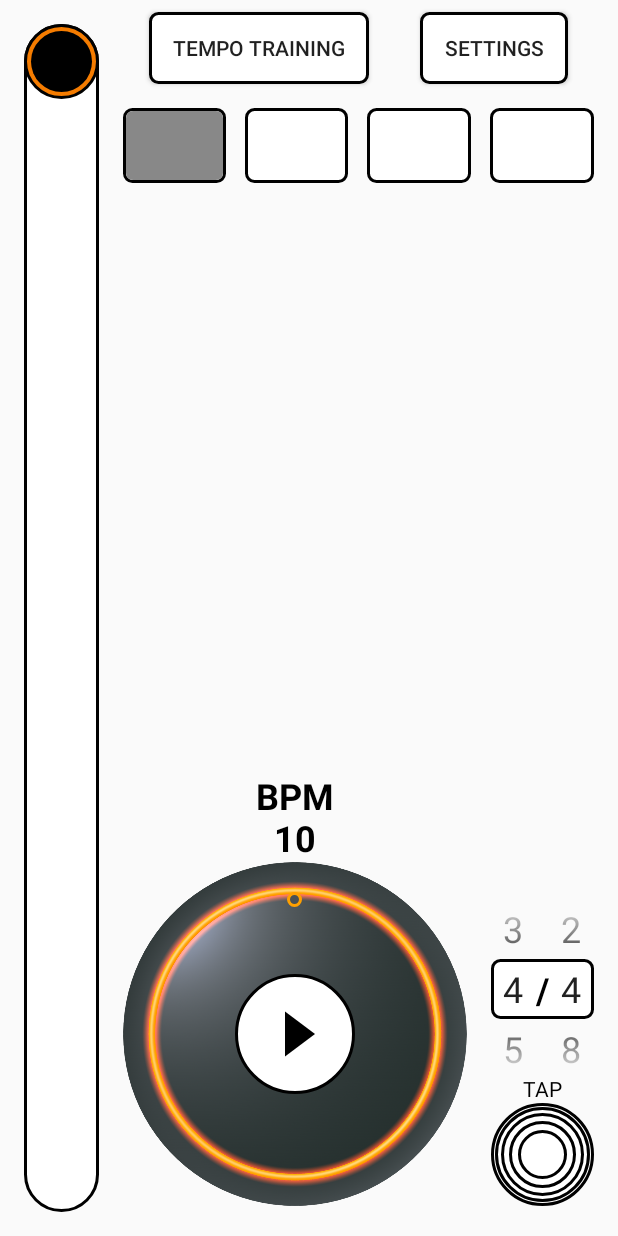
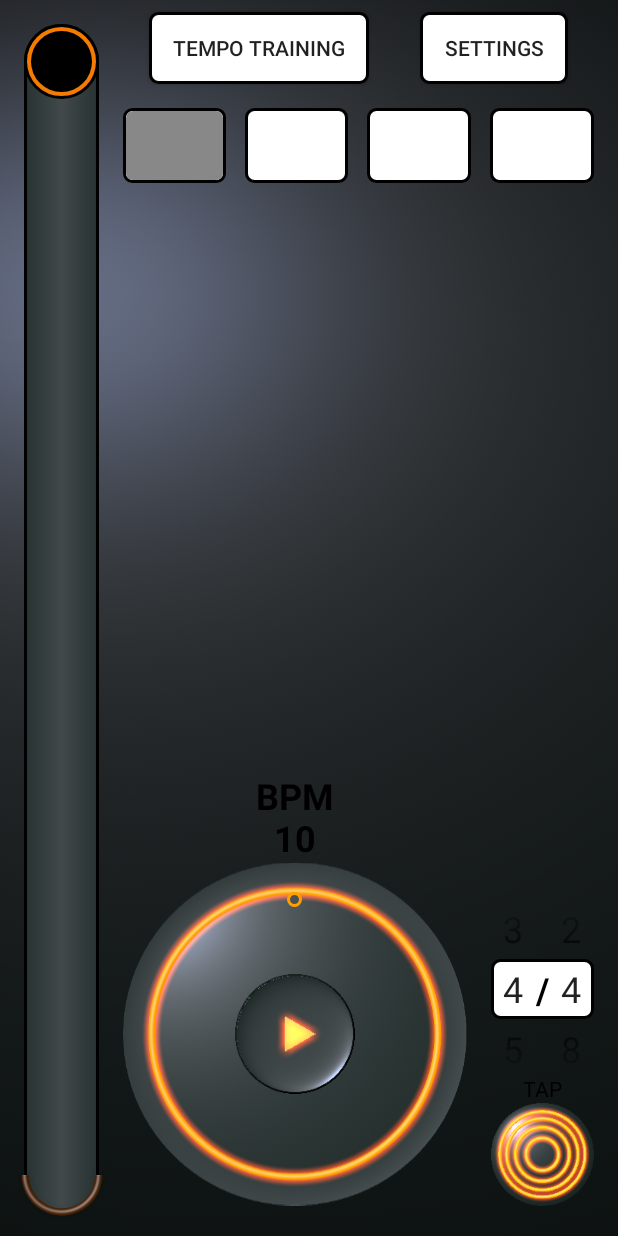
Before and after one commit to RusseLL-One/Metroman, an Android app: the screen it shows after launch (MainActivity), on a phone screen of 412 x 824 dp. Run offline under Robolectric (Android 15) with nearby library versions, the phone set to English and light mode, and no system bars; our stand-ins replace RxJava; 1 statement that could not run was skipped.

Commit message:
Some textures have been added

```diff
--- a/app/build.gradle
+++ b/app/build.gradle
@@ -37,6 +37,7 @@ dependencies {
     implementation 'com.github.piasy:AudioProcessor:1.5.3'
     implementation 'io.reactivex.rxjava2:rxandroid:2.1.0'
     implementation 'android.arch.lifecycle:extensions:1.1.1'
+    implementation 'com.github.bumptech.glide:glide:4.6.1'
     testImplementation 'junit:junit:4.12'
     androidTestImplementation 'com.android.support.test:runner:1.0.2'
     androidTestImplementation 'com.android.support.test.espresso:espresso-core:3.0.2'
--- a/app/src/main/java/com/one/russell/metronomekotlin/MainActivity.kt
+++ b/app/src/main/java/com/one/russell/metronomekotlin/MainActivity.kt
@@ -24,6 +24,7 @@ import android.view.animation.DecelerateInterpolator
 import android.view.animation.LinearInterpolator
 import android.widget.FrameLayout
 import android.widget.LinearLayout
+import com.bumptech.glide.Glide
 import io.reactivex.android.schedulers.AndroidSchedulers
 import io.reactivex.subjects.PublishSubject
 import java.util.concurrent.TimeUnit
@@ -62,6 +63,34 @@ class MainActivity : AppCompatActivity() {
             }
             positionAnimator.start()
 
+
+            val borderAnimator = ValueAnimator.ofInt(0, 5)
+
+            borderAnimator.interpolator = DecelerateInterpolator()
+            borderAnimator.addUpdateListener { animation ->
+                val x = animation.animatedValue as Int
+                when (x) {
+                    0 -> Glide.with(this@MainActivity)
+                            .load(R.drawable.borders0000)
+                            .into(border)
+                    1 -> Glide.with(this@MainActivity)
+                            .load(R.drawable.borders0001)
+                            .into(border)
+                    2 -> Glide.with(this@MainActivity)
+                            .load(R.drawable.borders0002)
+                            .into(border)
+                    3 -> Glide.with(this@MainActivity)
+                            .load(R.drawable.borders0003)
+                            .into(border)
+                    4 -> Glide.with(this@MainActivity)
+                            .load(R.drawable.borders0004)
+                            .into(border)
+                }
+
+            }
+            borderAnimator.start()
+
+
             beatsViewList[beat].startColorAnimation()
         }
 
@@ -74,11 +103,15 @@ class MainActivity : AppCompatActivity() {
         }
 
         override fun onStartClicking() {
-            playButton.setImageResource(R.drawable.ic_pause_circle_outline_black_24dp)
+            Glide.with(this@MainActivity)
+                    .load(R.drawable.pause)
+                    .into(playButton)
         }
 
         override fun onStopClicking() {
-            playButton.setImageResource(R.drawable.ic_play_circle_outline_black_24dp)
+            Glide.with(this@MainActivity)
+                    .load(R.drawable.play)
+                    .into(playButton)
         }
     }
 
@@ -89,6 +122,26 @@ class MainActivity : AppCompatActivity() {
     override fun onCreate(savedInstanceState: Bundle?) {
         super.onCreate(savedInstanceState)
         setContentView(R.layout.activity_main)
+
+        Glide.with(this)
+                .load(R.drawable.background)
+                .into(background)
+
+        Glide.with(this)
+                .load(R.drawable.tap)
+                .into(tapButton)
+
+        Glide.with(this)
+                .load(R.drawable.play)
+                .into(playButton)
+
+        Glide.with(this)
+                .load(R.drawable.knob)
+                .into(rotaryKnob)
+
+        Glide.with(this)
+                .load(R.drawable.borders0004)
+                .into(border)
 
         model = ViewModelProviders.of(this).get(MainViewModel::class.java)
         model.initPrefs(this)
--- a/app/src/main/java/com/one/russell/metronomekotlin/RotaryKnobView.kt
+++ b/app/src/main/java/com/one/russell/metronomekotlin/RotaryKnobView.kt
@@ -11,12 +11,13 @@ import android.view.MotionEvent
 import android.view.View
 import kotlin.properties.Delegates
 import android.util.AttributeSet
+import android.widget.ImageView
 
 const val BPM_STEP_DEGREES = 10
 
-open class RotaryKnobView @JvmOverloads constructor(
-        activity: Context, attrs: AttributeSet? = null, defStyleAttr: Int = 0
-) : View(activity, attrs, defStyleAttr) {
+class RotaryKnobView @JvmOverloads constructor(
+        context: Context, attrs: AttributeSet? = null, defStyleAttr: Int = 0
+) : ImageView(context, attrs, defStyleAttr) {
 
 
     var bpm = 10
@@ -34,15 +35,14 @@ open class RotaryKnobView @JvmOverloads constructor(
     init {
         rotateMatrix = Matrix()
 
-        setKnobImage(activity)
-        setBackgroundResource(R.drawable.knob)
+        setKnobImage(context)
 
-        model = ViewModelProviders.of(activity as FragmentActivity).get(MainViewModel::class.java)
+        model = ViewModelProviders.of(context as FragmentActivity).get(MainViewModel::class.java)
 
         rotateClickPlayer = SoundPool(2, AudioManager.STREAM_MUSIC, 0)
-        rotateClickId = rotateClickPlayer.load(activity, R.raw.rotate_click, 1)
+        rotateClickId = rotateClickPlayer.load(context, R.raw.rotate_click, 1)
 
-        model.bpmLiveData.observe(activity, Observer {
+        model.bpmLiveData.observe(context, Observer {
             if (it != null) {
                 bpm = it
             }
@@ -94,7 +94,7 @@ open class RotaryKnobView @JvmOverloads constructor(
         return false
     }
 
-    fun setKnobImage(context: Context) {
+    private fun setKnobImage(context: Context) {
         this.post {
             val drawable = context.resources.getDrawable(R.drawable.knob_dot)
 
--- a/app/src/main/res/drawable/visual_beat_line.xml
+++ b/app/src/main/res/drawable/visual_beat_line.xml
@@ -1,8 +1,12 @@
 <?xml version="1.0" encoding="utf-8"?>
+
 <shape
     xmlns:android="http://schemas.android.com/apk/res/android"
     android:shape="rectangle">
-    <solid android:color="#ffffff" />
+    <gradient android:type="linear"
+        android:startColor="#283231"
+        android:centerColor="#41494b"
+        android:endColor="#283231" />
     <corners
         android:radius="1000dp"/>
     <stroke
--- a/app/src/main/res/layout/activity_main.xml
+++ b/app/src/main/res/layout/activity_main.xml
@@ -5,6 +5,7 @@
     android:layout_height="match_parent">
 
     <ImageView
+        android:id="@+id/background"
         android:layout_width="match_parent"
         android:layout_height="match_parent"
         android:scaleType="centerCrop" />
@@ -52,7 +53,7 @@
             android:orientation="horizontal"
             app:layout_constraintEnd_toEndOf="parent"
             app:layout_constraintStart_toEndOf="@id/vLine"
-            app:layout_constraintTop_toBottomOf="@id/bSettings"></LinearLayout>
+            app:layout_constraintTop_toBottomOf="@id/bSettings"/>
 
         <com.one.russell.metronomekotlin.RotaryKnobView
             android:id="@+id/rotaryKnob"
@@ -83,7 +84,6 @@
             android:id="@+id/playButton"
             android:layout_width="80dp"
             android:layout_height="80dp"
-            android:src="@drawable/ic_play_circle_outline_black_24dp"
             app:layout_constraintBottom_toBottomOf="@id/rotaryKnob"
             app:layout_constraintEnd_toEndOf="@id/rotaryKnob"
             app:layout_constraintStart_toStartOf="@id/rotaryKnob"
@@ -103,7 +103,6 @@
             android:layout_width="0dp"
             android:layout_height="0dp"
             android:layout_marginTop="16dp"
-            android:src="@drawable/ic_tap"
             android:text="Tap"
             app:layout_constraintBottom_toBottomOf="@id/rotaryKnob"
             app:layout_constraintDimensionRatio="1:1"
@@ -183,6 +182,18 @@
 
         </FrameLayout>
 
+        <ImageView
+            android:id="@+id/border"
+            android:layout_width="60dp"
+            android:layout_height="0dp"
+            app:layout_constraintDimensionRatio="1:1"
+            app:layout_constraintStart_toStartOf="@id/vLine"
+            app:layout_constraintEnd_toEndOf="@id/vLine"
+            app:layout_constraintTop_toBottomOf="@id/vLine"
+            app:layout_constraintBottom_toBottomOf="@id/vLine"
+
+            />
+
 
     </android.support.constraint.ConstraintLayout>
 
```
Also changed, not shown: app/src/main/res/drawable/background.png (added), app/src/main/res/drawable/borders.png (added), app/src/main/res/drawable/borders0000.png (added), app/src/main/res/drawable/borders0001.png (added), app/src/main/res/drawable/borders0002.png (added), app/src/main/res/drawable/borders0003.png (added), app/src/main/res/drawable/borders0004.png (added), app/src/main/res/drawable/pause.png (added), app/src/main/res/drawable/play.png (added), app/src/main/res/drawable/tap.png (added).
